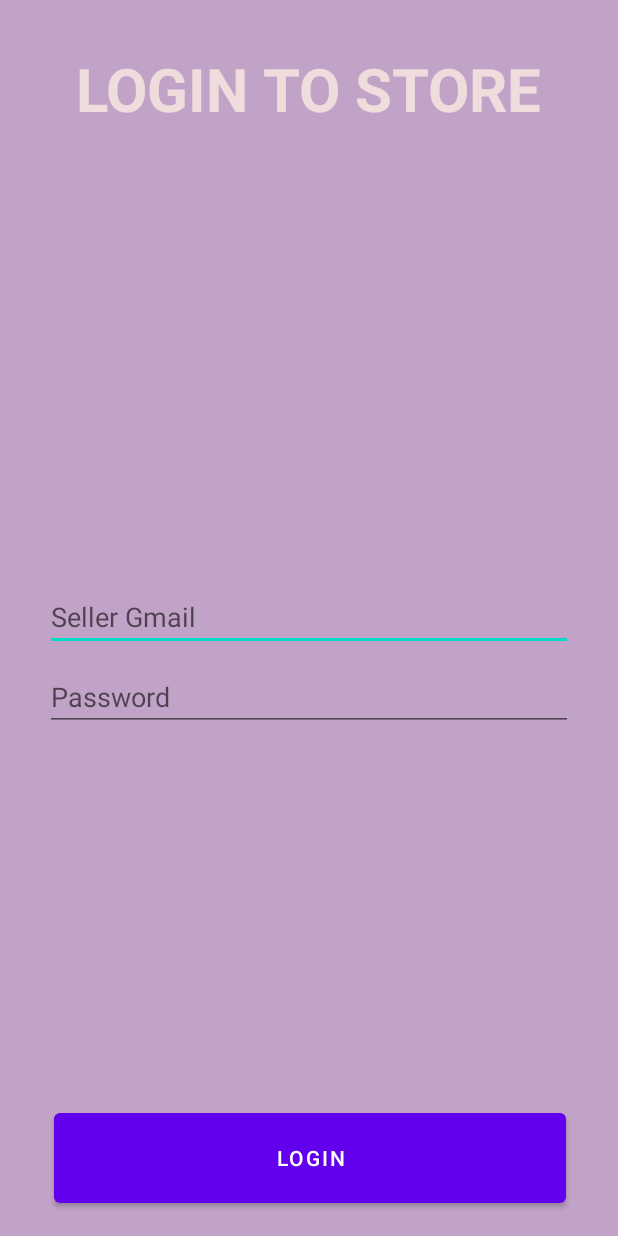
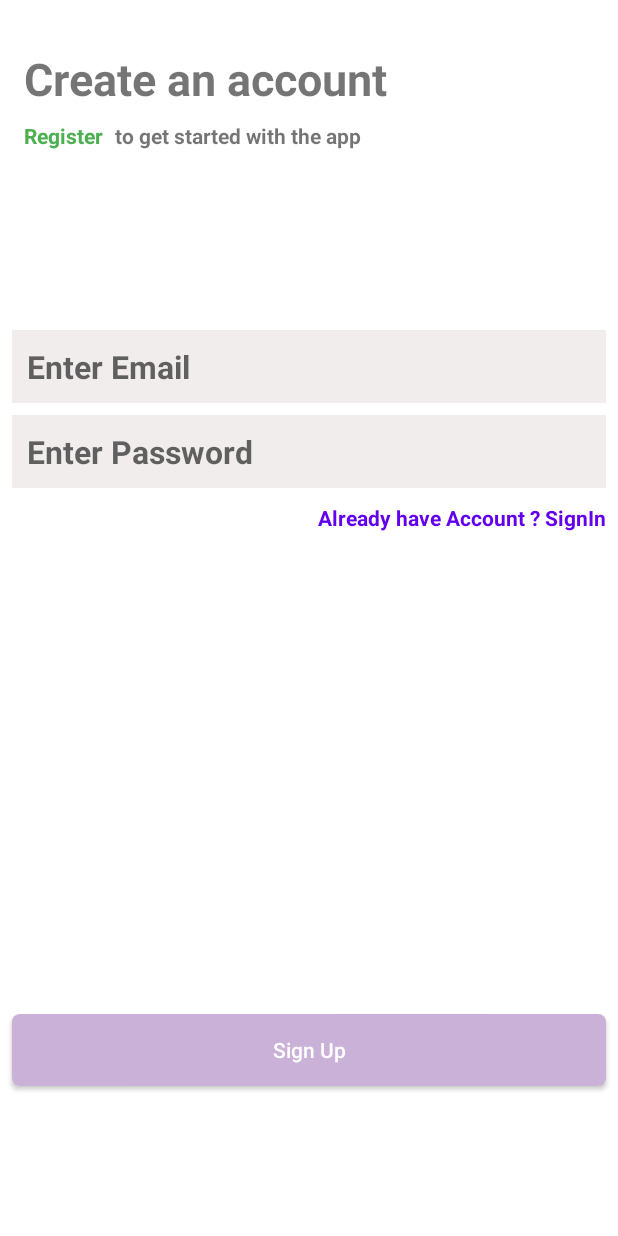
Before and after one commit to HashiniHerath/ape_dewal, an Android app: the screen it shows after launch (SellerLogin before the commit, BuyerRegister after it), on a phone screen of 412 x 824 dp. Run offline under Robolectric (Android 15) with nearby library versions, the phone set to English and light mode, and no system bars; our stand-ins replace Firebase (no records; nobody signed in at launch, a user with empty details on screens opened directly).

Commit message:
Buyer Registration/Login Complete

```diff
--- /dev/null
+++ b/app/src/main/java/com/example/apedeapp/BuyerRegister.kt
@@ -0,0 +1,101 @@
+package com.example.apedeapp
+
+import android.annotation.SuppressLint
+import android.content.ContentValues
+import android.content.Intent
+import androidx.appcompat.app.AppCompatActivity
+import android.os.Bundle
+import android.text.TextUtils
+import android.util.Log
+import android.view.View
+import android.widget.Button
+import android.widget.EditText
+import android.widget.ProgressBar
+import android.widget.TextView
+import android.widget.Toast
+import androidx.appcompat.widget.AppCompatButton
+import com.google.firebase.auth.FirebaseAuth
+import com.google.firebase.firestore.ktx.firestore
+import com.google.firebase.ktx.Firebase
+
+class BuyerRegister : AppCompatActivity() {
+
+    private lateinit var buyerGmail: EditText
+    private lateinit var buyerPassword: EditText
+
+    private lateinit var createAccount: AppCompatButton
+    private lateinit var tvNavigateToSignIn: TextView
+
+    private lateinit var pb: ProgressBar
+
+    private lateinit var auth: FirebaseAuth
+
+    private var database = Firebase.firestore
+
+    @SuppressLint("MissingInflatedId")
+    override fun onCreate(savedInstanceState: Bundle?) {
+        super.onCreate(savedInstanceState)
+        setContentView(R.layout.activity_buyer_register)
+
+        auth = FirebaseAuth.getInstance()
+
+        buyerGmail = findViewById(R.id.etEmailSignUp)
+        buyerPassword = findViewById(R.id.etPasswordSignUp)
+        tvNavigateToSignIn = findViewById(R.id.tvNavigateToSignIn)
+
+        createAccount = findViewById(R.id.btnSignUp)
+
+        pb = findViewById(R.id.progressBar3)
+
+        pb.visibility = View.INVISIBLE
+
+        createAccount.setOnClickListener {
+
+            pb.visibility = View.VISIBLE
+
+            var eSignupEmail = buyerGmail.text.toString().trim()
+            var eSignupPassword = buyerPassword.text.toString().trim()
+
+            if (TextUtils.isEmpty(eSignupEmail)){
+                Toast.makeText(this, "Please Enter Email", Toast.LENGTH_SHORT).show()
+            }
+
+            if (TextUtils.isEmpty(eSignupPassword)){
+                Toast.makeText(this, "Please Enter Password", Toast.LENGTH_SHORT).show()
+            }
+
+            auth.createUserWithEmailAndPassword(eSignupEmail, eSignupPassword)
+                .addOnCompleteListener(this) { task ->
+                    if (task.isSuccessful) {
+                        // Sign in success, update UI with the signed-in user's information
+                        Log.d(ContentValues.TAG, "createUserWithEmail:success")
+                        pb.visibility = View.INVISIBLE
+                        val user = auth.currentUser
+
+                        val intent = Intent(this, BuyerLogin::class.java)
+                        startActivity(intent)
+                        finish()
+
+
+                    } else {
+                        // If sign in fails, display a message to the user.
+                        Log.w(ContentValues.TAG, "createUserWithEmail:failure", task.exception)
+                        pb.visibility = View.INVISIBLE
+                        Toast.makeText(
+                            baseContext,
+                            "Authentication failed.",
+                            Toast.LENGTH_SHORT,
+                        ).show()
+
+                    }
+                }
+
+        }
+
+        tvNavigateToSignIn.setOnClickListener {
+            val intent = Intent(this, BuyerLogin::class.java)
+            startActivity(intent)
+            finish()
+        }
+    }
+}
--- /dev/null
+++ b/app/src/main/res/drawable/custom_button.xml
@@ -0,0 +1,16 @@
+<?xml version="1.0" encoding="utf-8"?>
+<shape
+    android:shape="rectangle"
+    xmlns:android="http://schemas.android.com/apk/res/android">
+
+
+    <corners
+        android:radius="5dp"/>
+
+
+    <solid
+        android:color="#CAB1D8"
+        />
+
+
+</shape>
--- /dev/null
+++ b/app/src/main/res/layout/activity_buyer_register.xml
@@ -0,0 +1,125 @@
+<?xml version="1.0" encoding="utf-8"?>
+<androidx.constraintlayout.widget.ConstraintLayout xmlns:android="http://schemas.android.com/apk/res/android"
+    xmlns:app="http://schemas.android.com/apk/res-auto"
+    xmlns:tools="http://schemas.android.com/tools"
+    android:layout_width="match_parent"
+    android:layout_height="match_parent"
+    tools:context=".BuyerRegister">
+
+
+    <EditText
+        android:id="@+id/etEmailSignUp"
+        android:layout_width="match_parent"
+        android:layout_height="wrap_content"
+        android:layout_marginTop="120dp"
+        android:autofillHints="emailAddress"
+        android:background="@color/grayishWhite"
+        android:ems="10"
+        android:hint="Enter Email"
+        android:layout_marginStart="8dp"
+        android:layout_marginEnd="8dp"
+        android:inputType="textEmailAddress"
+        android:minHeight="48dp"
+        android:padding="10dp"
+        android:textSize="21sp"
+        android:textStyle="bold|normal"
+        app:layout_constraintTop_toBottomOf="@+id/textView9"
+        tools:layout_editor_absoluteX="0dp" />
+
+    <EditText
+        android:id="@+id/etPasswordSignUp"
+        android:layout_width="match_parent"
+        android:layout_height="wrap_content"
+        android:autofillHints="password"
+        android:background="@color/grayishWhite"
+        android:ems="10"
+        android:hint="Enter Password"
+        android:layout_marginStart="8dp"
+        android:layout_marginTop="8dp"
+        android:layout_marginEnd="8dp"
+        android:inputType="textPassword"
+        android:minHeight="48dp"
+        android:padding="10dp"
+        android:textSize="21sp"
+        android:textStyle="bold|normal"
+
+
+        app:layout_constraintEnd_toEndOf="@+id/etEmailSignUp"
+        app:layout_constraintStart_toStartOf="@+id/etEmailSignUp"
+        app:layout_constraintTop_toBottomOf="@+id/etEmailSignUp" />
+
+    <androidx.appcompat.widget.AppCompatButton
+        android:id="@+id/btnSignUp"
+        android:layout_width="match_parent"
+        android:layout_height="wrap_content"
+        android:layout_marginStart="8dp"
+        android:layout_marginEnd="8dp"
+        android:layout_marginBottom="100dp"
+
+        android:background="@drawable/custom_button"
+        android:text="Sign Up"
+        android:textAllCaps="false"
+        android:textColor="@color/white"
+        app:layout_constraintBottom_toBottomOf="parent"
+        app:layout_constraintEnd_toEndOf="parent"
+        app:layout_constraintHorizontal_bias="0.0"
+        app:layout_constraintStart_toStartOf="parent" />
+
+    <TextView
+        android:id="@+id/tvNavigateToSignIn"
+        android:layout_width="wrap_content"
+        android:layout_height="wrap_content"
+        android:layout_marginTop="10dp"
+        android:text="Already have Account ? SignIn"
+        android:textColor="@color/purple_500"
+        android:textStyle="bold"
+        app:layout_constraintEnd_toEndOf="@+id/etPasswordSignUp"
+        app:layout_constraintTop_toBottomOf="@+id/etPasswordSignUp" />
+
+    <TextView
+        android:id="@+id/textView8"
+        android:layout_width="wrap_content"
+        android:layout_height="wrap_content"
+        android:layout_marginStart="16dp"
+        android:layout_marginTop="32dp"
+        android:text="Create an account"
+        android:textSize="30sp"
+        android:textStyle="bold"
+        app:layout_constraintStart_toStartOf="parent"
+        app:layout_constraintTop_toTopOf="parent" />
+
+    <TextView
+        android:id="@+id/textView9"
+        android:layout_width="wrap_content"
+        android:layout_height="wrap_content"
+        android:layout_marginTop="8dp"
+        android:text="Register"
+        android:textColor="#4CAF50"
+        android:textStyle="bold"
+        app:layout_constraintStart_toStartOf="@+id/textView8"
+        app:layout_constraintTop_toBottomOf="@+id/textView8" />
+
+    <TextView
+        android:id="@+id/textView10"
+        android:layout_width="wrap_content"
+        android:layout_height="wrap_content"
+        android:layout_marginStart="8dp"
+        android:text="to get started with the app"
+        android:textStyle="bold"
+        app:layout_constraintBottom_toBottomOf="@+id/textView9"
+        app:layout_constraintStart_toEndOf="@+id/textView9"
+        app:layout_constraintTop_toTopOf="@+id/textView9"
+        app:layout_constraintVertical_bias="0.0" />
+
+    <ProgressBar
+        android:id="@+id/progressBar3"
+        style="?android:attr/progressBarStyle"
+        android:layout_width="wrap_content"
+        android:layout_height="wrap_content"
+        app:layout_constraintBottom_toTopOf="@+id/btnSignUp"
+        app:layout_constraintEnd_toEndOf="parent"
+        app:layout_constraintStart_toStartOf="parent"
+        app:layout_constraintTop_toBottomOf="@+id/tvNavigateToSignIn" />
+
+
+</androidx.constraintlayout.widget.ConstraintLayout>
--- a/app/src/main/res/values/colors.xml
+++ b/app/src/main/res/values/colors.xml
@@ -7,4 +7,8 @@
     <color name="teal_700">#FF018786</color>
     <color name="black">#FF000000</color>
     <color name="white">#FFFFFFFF</color>
+
+    <color name="grayishWhite">#F1EDED</color>
+    <color name="greyishtext">#474444</color>
+    <color name="statusbar">#ffffff</color>
 </resources>
```
Also changed, not shown: app/src/main/AndroidManifest.xml (+22 -1 lines), app/src/main/java/com/example/apedeapp/BuyerDashboard.kt (added, +11 -0 lines), app/src/main/java/com/example/apedeapp/BuyerLogin.kt (added, +91 -0 lines), app/src/main/res/layout/activity_buyer_dashboard.xml (added, +9 -0 lines), app/src/main/res/layout/activity_buyer_login.xml (added, +127 -0 lines).
